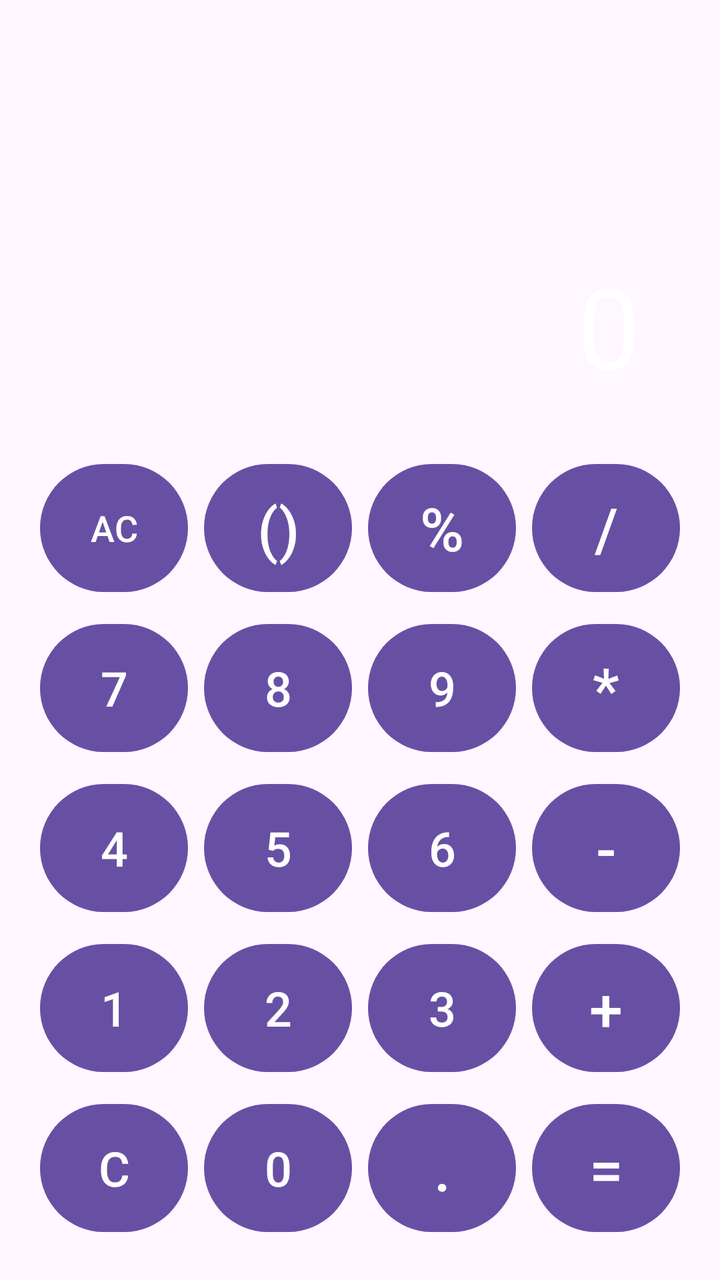
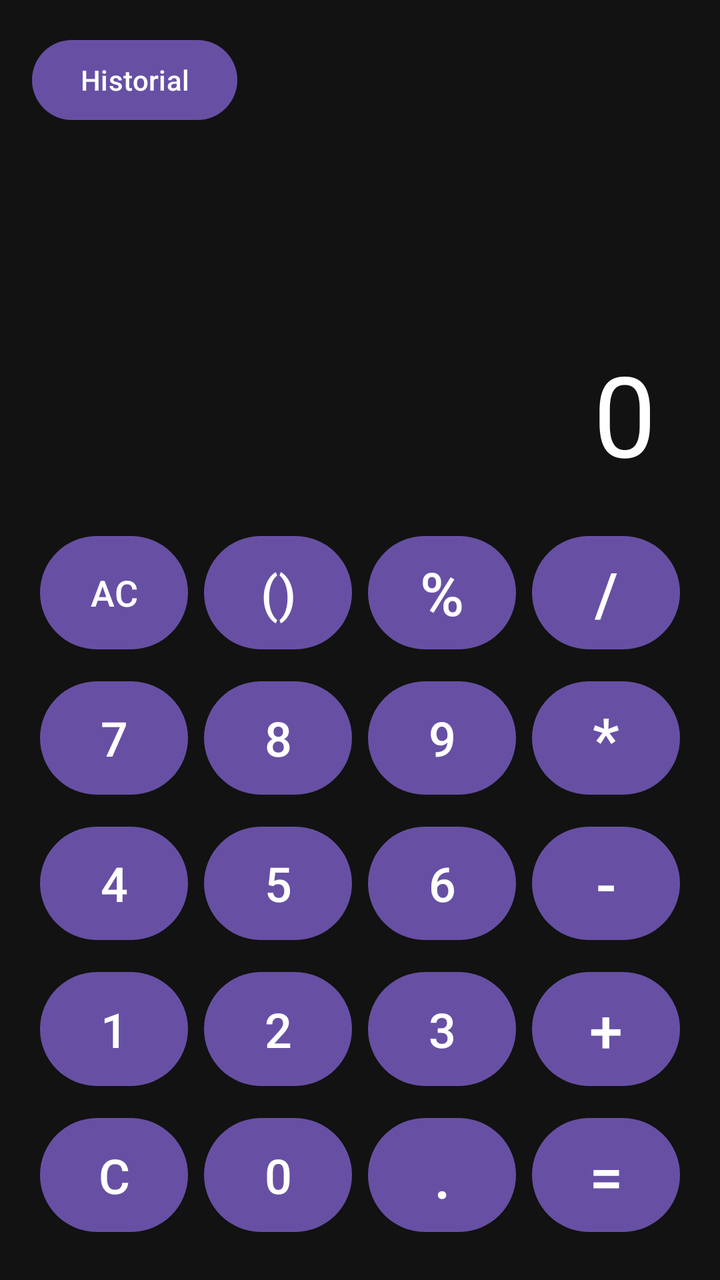

The first picture is an Android layout as it rendered before a commit; the second is the same layout after the commit. The layout source and the unified diff follow.
<!-- AndroidManifest.xml: application theme Theme.MyApp -->
<!-- res/layout/calculadora_layout.xml -->
<?xml version="1.0" encoding="utf-8"?>
<androidx.constraintlayout.widget.ConstraintLayout xmlns:android="http://schemas.android.com/apk/res/android"
    xmlns:app="http://schemas.android.com/apk/res-auto"
    xmlns:tools="http://schemas.android.com/tools"
    android:layout_width="match_parent"
    android:layout_height="match_parent"
    android:padding="16dp">

    
    <EditText
        android:id="@+id/tv_resultado"
        android:layout_width="match_parent"
        android:layout_height="0dp"
        android:background="@android:color/transparent"
        android:gravity="bottom|end"
        android:padding="24dp"
        android:text="0"
        android:textColor="#FFFFFF"
        android:textSize="56sp"
        android:cursorVisible="true"
        android:singleLine="true"
        app:layout_constraintBottom_toTopOf="@+id/teclado_calculadora"
        app:layout_constraintTop_toTopOf="parent"
        app:layout_constraintVertical_weight="1" />

    
    <LinearLayout
        android:id="@+id/teclado_calculadora"
        android:layout_width="match_parent"
        android:layout_height="wrap_content"
        android:orientation="vertical"
        app:layout_constraintBottom_toBottomOf="parent"
        app:layout_constraintEnd_toEndOf="parent"
        app:layout_constraintStart_toStartOf="parent">

        
        <LinearLayout
            android:layout_width="match_parent"
            android:layout_height="80dp"
            android:orientation="horizontal">

            <Button
                android:id="@+id/button_ac"
                android:layout_width="0dp"
                android:layout_height="match_parent"
                android:layout_margin="4dp"
                android:layout_weight="1"
                android:text="@string/boton_ac"
                android:textSize="18sp" />

            <Button
                android:id="@+id/button_parentesis"
                android:layout_width="0dp"
                android:layout_height="match_parent"
                android:layout_margin="4dp"
                android:layout_weight="1"
                android:text="@string/boton_paren"
                android:textSize="30sp" />

            <Button
                android:id="@+id/button_porcen"
                android:layout_width="0dp"
                android:layout_height="match_parent"
                android:layout_margin="4dp"
                android:layout_weight="1"
                android:text="@string/boton_porcen"
                android:textSize="30sp" />

            <Button
                android:id="@+id/button_div"
                android:layout_width="0dp"
                android:layout_height="match_parent"
                android:layout_margin="4dp"
                android:layout_weight="1"
                android:text="@string/boton_div"
                android:textSize="30sp" />
        </LinearLayout>

        
        <LinearLayout
            android:layout_width="match_parent"
            android:layout_height="80dp"
            android:orientation="horizontal">

            <Button
                android:id="@+id/button_7"
                android:layout_width="0dp"
                android:layout_height="match_parent"
                android:layout_margin="4dp"
                android:layout_weight="1"
                android:text="@string/boton_7"
                android:textSize="24sp" />

            <Button
                android:id="@+id/button_8"
                android:layout_width="0dp"
                android:layout_height="match_parent"
                android:layout_margin="4dp"
                android:layout_weight="1"
                android:text="@string/boton_8"
                android:textSize="24sp" />

            <Button
                android:id="@+id/button_9"
                android:layout_width="0dp"
                android:layout_height="match_parent"
                android:layout_margin="4dp"
                android:layout_weight="1"
                android:text="@string/boton_9"
                android:textSize="24sp" />

            
            <Button
                android:id="@+id/button_mult"
                android:layout_width="0dp"
                android:layout_height="match_parent"
                android:layout_margin="4dp"
                android:layout_weight="1"
                android:text="*"
                android:textSize="30sp" />
        </LinearLayout>

        
        <LinearLayout
            android:layout_width="match_parent"
            android:layout_height="80dp"
            android:orientation="horizontal">

            <Button
                android:id="@+id/button_4"
                android:layout_width="0dp"
                android:layout_height="match_parent"
                android:layout_margin="4dp"
                android:layout_weight="1"
                android:text="@string/boton_4"
                android:textSize="24sp" />

            <Button
                android:id="@+id/button_5"
                android:layout_width="0dp"
                android:layout_height="match_parent"
                android:layout_margin="4dp"
                android:layout_weight="1"
                android:text="@string/boton_5"
                android:textSize="24sp" />

            <Button
                android:id="@+id/button_6"
                android:layout_width="0dp"
                android:layout_height="match_parent"
                android:layout_margin="4dp"
                android:layout_weight="1"
                android:text="@string/boton_6"
                android:textSize="24sp" />

            <Button
                android:id="@+id/button_resta"
                android:layout_width="0dp"
                android:layout_height="match_parent"
                android:layout_margin="4dp"
                android:layout_weight="1"
                android:text="-"
                android:textSize="30sp" />
        </LinearLayout>

        
        <LinearLayout
            android:layout_width="match_parent"
            android:layout_height="80dp"
            android:orientation="horizontal">

            <Button
                android:id="@+id/button_1"
                android:layout_width="0dp"
                android:layout_height="match_parent"
                android:layout_margin="4dp"
                android:layout_weight="1"
                android:text="@string/boton_1"
                android:textSize="24sp" />

            <Button
                android:id="@+id/button_2"
                android:layout_width="0dp"
                android:layout_height="match_parent"
                android:layout_margin="4dp"
                android:layout_weight="1"
                android:text="@string/boton_2"
                android:textSize="24sp" />

            <Button
                android:id="@+id/button_3"
                android:layout_width="0dp"
                android:layout_height="match_parent"
                android:layout_margin="4dp"
                android:layout_weight="1"
                android:text="@string/boton_3"
                android:textSize="24sp" />

            <Button
                android:id="@+id/button_suma"
                android:layout_width="0dp"
                android:layout_height="match_parent"
                android:layout_margin="4dp"
                android:layout_weight="1"
                android:text="+"
                android:textSize="30sp" />
        </LinearLayout>

        
        <LinearLayout
            android:layout_width="match_parent"
            android:layout_height="80dp"
            android:orientation="horizontal">

            <Button
                android:id="@+id/button_del_num_act"
                android:layout_width="0dp"
                android:layout_height="match_parent"
                android:layout_margin="4dp"
                android:layout_weight="1"
                android:text="@string/boton_c"
                android:textSize="24sp" />

            <Button
                android:id="@+id/button_0"
                android:layout_width="0dp"
                android:layout_height="match_parent"
                android:layout_margin="4dp"
                android:layout_weight="1"
                android:text="@string/boton_0"
                android:textSize="24sp" />

            <Button
                android:id="@+id/button_punto"
                android:layout_width="0dp"
                android:layout_height="match_parent"
                android:layout_margin="4dp"
                android:layout_weight="1"
                android:text="@string/boton_."
                android:textSize="30sp" />

            <Button
                android:id="@+id/button_igual"
                android:layout_width="0dp"
                android:layout_height="match_parent"
                android:layout_margin="4dp"
                android:layout_weight="1"
                android:text="="
                android:textSize="30sp" />
        </LinearLayout>

    </LinearLayout>

</androidx.constraintlayout.widget.ConstraintLayout>
<!-- resources referenced by this layout -->
<resources>
  <string name="boton_.">.</string>
  <string name="boton_0">0</string>
  <string name="boton_1">1</string>
  <string name="boton_2">2</string>
  <string name="boton_3">3</string>
  <string name="boton_4">4</string>
  <string name="boton_5">5</string>
  <string name="boton_6">6</string>
  <string name="boton_7">7</string>
  <string name="boton_8">8</string>
  <string name="boton_9">9</string>
  <string name="boton_ac">AC</string>
  <string name="boton_c">C</string>
  <string name="boton_div">/</string>
      //botones del login y mapa
  <string name="boton_paren">()</string>
  <string name="boton_porcen">%</string>
  <style name="Theme.MyApp" parent="Base.Theme.MyApp" />
  <style name="Base.Theme.MyApp" parent="Theme.Material3.DayNight.NoActionBar">
          
          
      </style>
</resources>

<!-- the commit's change to res/layout/calculadora_layout.xml (unified diff, before → after) -->
@@ -4,39 +4,56 @@
     xmlns:tools="http://schemas.android.com/tools"
     android:layout_width="match_parent"
     android:layout_height="match_parent"
-    android:padding="16dp">
+    android:padding="16dp"
+    android:background="#121212">
+
+    
+    <Button
+        android:id="@+id/button_Historial"
+        android:layout_width="wrap_content"
+        android:layout_height="wrap_content"
+        android:text="Historial"
+        app:layout_constraintStart_toStartOf="parent"
+        app:layout_constraintTop_toTopOf="parent" />
 
     
     <EditText
         android:id="@+id/tv_resultado"
-        android:layout_width="match_parent"
+        android:layout_width="0dp"
         android:layout_height="0dp"
         android:background="@android:color/transparent"
+        android:cursorVisible="true"
         android:gravity="bottom|end"
-        android:padding="24dp"
+        android:padding="16dp"
+        android:singleLine="true"
+        android:scrollHorizontally="true"
+        android:ellipsize="none"
         android:text="0"
         android:textColor="#FFFFFF"
         android:textSize="56sp"
-        android:cursorVisible="true"
-        android:singleLine="true"
         app:layout_constraintBottom_toTopOf="@+id/teclado_calculadora"
-        app:layout_constraintTop_toTopOf="parent"
-        app:layout_constraintVertical_weight="1" />
+        app:layout_constraintEnd_toEndOf="parent"
+        app:layout_constraintStart_toStartOf="parent"
+        app:layout_constraintTop_toBottomOf="@+id/button_Historial"
+        app:layout_constraintVertical_weight="0.35" />
 
     
     <LinearLayout
         android:id="@+id/teclado_calculadora"
-        android:layout_width="match_parent"
-        android:layout_height="wrap_content"
+        android:layout_width="0dp"
+        android:layout_height="0dp"
         android:orientation="vertical"
         app:layout_constraintBottom_toBottomOf="parent"
         app:layout_constraintEnd_toEndOf="parent"
-        app:layout_constraintStart_toStartOf="parent">
-
-        
-        <LinearLayout
-            android:layout_width="match_parent"
-            android:layout_height="80dp"
+        app:layout_constraintStart_toStartOf="parent"
+        app:layout_constraintTop_toBottomOf="@+id/tv_resultado"
+        app:layout_constraintVertical_weight="0.65">
+
+        
+        <LinearLayout
+            android:layout_width="match_parent"
+            android:layout_height="0dp"
+            android:layout_weight="1"
             android:orientation="horizontal">
 
             <Button
@@ -55,7 +72,7 @@
                 android:layout_margin="4dp"
                 android:layout_weight="1"
                 android:text="@string/boton_paren"
-                android:textSize="30sp" />
+                android:textSize="25sp" />
 
             <Button
                 android:id="@+id/button_porcen"
@@ -79,7 +96,8 @@
         
         <LinearLayout
             android:layout_width="match_parent"
-            android:layout_height="80dp"
+            android:layout_height="0dp"
+            android:layout_weight="1"
             android:orientation="horizontal">
 
             <Button
@@ -109,7 +127,6 @@
                 android:text="@string/boton_9"
                 android:textSize="24sp" />
 
-            
             <Button
                 android:id="@+id/button_mult"
                 android:layout_width="0dp"
@@ -123,7 +140,8 @@
         
         <LinearLayout
             android:layout_width="match_parent"
-            android:layout_height="80dp"
+            android:layout_height="0dp"
+            android:layout_weight="1"
             android:orientation="horizontal">
 
             <Button
@@ -166,7 +184,8 @@
         
         <LinearLayout
             android:layout_width="match_parent"
-            android:layout_height="80dp"
+            android:layout_height="0dp"
+            android:layout_weight="1"
             android:orientation="horizontal">
 
             <Button
@@ -209,7 +228,8 @@
         
         <LinearLayout
             android:layout_width="match_parent"
-            android:layout_height="80dp"
+            android:layout_height="0dp"
+            android:layout_weight="1"
             android:orientation="horizontal">
 
             <Button
@@ -248,7 +268,31 @@
                 android:text="="
                 android:textSize="30sp" />
         </LinearLayout>
-
     </LinearLayout>
 
+    
+    <ScrollView
+        android:id="@+id/panel_historial"
+        android:layout_width="0dp"
+        android:layout_height="0dp"
+        android:background="#1E1E1E"
+        android:padding="24dp"
+        android:visibility="gone"
+        android:elevation="10dp"
+        app:layout_constraintBottom_toBottomOf="@+id/teclado_calculadora"
+        app:layout_constraintEnd_toEndOf="parent"
+        app:layout_constraintStart_toStartOf="parent"
+        app:layout_constraintTop_toTopOf="@+id/teclado_calculadora">
+
+        <TextView
+            android:id="@+id/tv_historial"
+            android:layout_width="match_parent"
+            android:layout_height="wrap_content"
+            android:text="Aún no hay cálculos"
+            android:textColor="#A0A0A0"
+            android:textSize="24sp"
+            android:gravity="end" />
+
+    </ScrollView>
+
 </androidx.constraintlayout.widget.ConstraintLayout>
